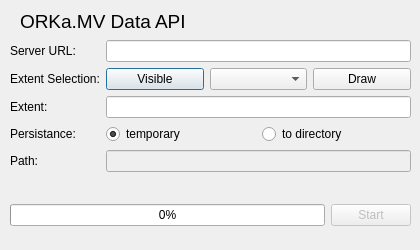
Old version of the form orkamv_data_api_plugin_dialog_base.ui in the repository terrestris/orkamv-data-api-plugin.
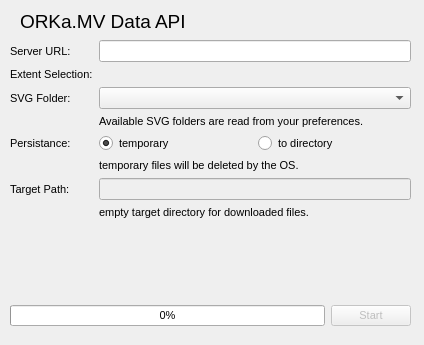
New version of the form. Custom widgets are drawn as their Qt base class.

Commit message: Use QgsExtentWidget

```diff
--- a/orkamv_data_api_plugin_dialog_base.ui
+++ b/orkamv_data_api_plugin_dialog_base.ui
@@ -6,10 +6,15 @@
    <rect>
     <x>0</x>
     <y>0</y>
-    <width>420</width>
-    <height>250</height>
+    <width>424</width>
+    <height>345</height>
    </rect>
   </property>
+  <property name="font">
+   <font>
+    <pointsize>8</pointsize>
+   </font>
+  </property>
   <property name="windowTitle">
    <string>ORKa.MV Data API</string>
   </property>
@@ -19,7 +24,7 @@
      <x>10</x>
      <y>40</y>
      <width>401</width>
-     <height>151</height>
+     <height>240</height>
     </rect>
    </property>
    <layout class="QFormLayout" name="form_layout">
@@ -44,45 +49,31 @@
       </property>
      </widget>
     </item>
-    <item row="1" column="1">
-     <layout class="QHBoxLayout" name="extent_selection_layout">
-      <item>
-       <widget class="QPushButton" name="visible_extent_button">
-        <property name="text">
-         <string>Visible</string>
-        </property>
-       </widget>
-      </item>
-      <item>
-       <widget class="QComboBox" name="layer_extent_combo_box"/>
-      </item>
-      <item>
-       <widget class="QPushButton" name="draw_extent_button">
-        <property name="text">
-         <string>Draw</string>
-        </property>
-       </widget>
-      </item>
-     </layout>
-    </item>
     <item row="2" column="0">
      <widget class="QLabel" name="extent_edit_label">
       <property name="text">
-       <string>Extent:</string>
+       <string>SVG Folder:</string>
       </property>
      </widget>
     </item>
     <item row="2" column="1">
-     <widget class="QLineEdit" name="extent_edit"/>
+     <widget class="QComboBox" name="svg_combo_box"/>
     </item>
-    <item row="3" column="0">
+    <item row="3" column="1">
+     <widget class="QLabel" name="svg_help">
+      <property name="text">
+       <string>Available SVG folders are read from your preferences.</string>
+      </property>
+     </widget>
+    </item>
+    <item row="4" column="0">
      <widget class="QLabel" name="persistance_label">
       <property name="text">
        <string>Persistance:</string>
       </property>
      </widget>
     </item>
-    <item row="3" column="1">
+    <item row="4" column="1">
      <layout class="QHBoxLayout" name="persistance_layout">
       <item>
        <widget class="QRadioButton" name="persistance_radio_temporary">
@@ -103,14 +94,26 @@
       </item>
      </layout>
     </item>
-    <item row="4" column="0">
+    <item row="5" column="1">
+     <widget class="QLabel" name="persistance_help">
+      <property name="font">
+       <font>
+        <pointsize>8</pointsize>
+       </font>
+      </property>
+      <property name="text">
+       <string>temporary files will be deleted by the OS.</string>
+      </property>
+     </widget>
+    </item>
+    <item row="6" column="0">
      <widget class="QLabel" name="persistance_path_label">
       <property name="text">
-       <string>Path:</string>
+       <string>Target Path:</string>
       </property>
      </widget>
     </item>
-    <item row="4" column="1">
+    <item row="6" column="1">
      <widget class="QLineEdit" name="persistance_path_edit">
       <property name="enabled">
        <bool>false</bool>
@@ -120,6 +123,21 @@
       </property>
      </widget>
     </item>
+    <item row="7" column="1">
+     <widget class="QLabel" name="path_help">
+      <property name="font">
+       <font>
+        <pointsize>8</pointsize>
+       </font>
+      </property>
+      <property name="text">
+       <string>empty target directory for downloaded files.</string>
+      </property>
+     </widget>
+    </item>
+    <item row="1" column="1">
+     <widget class="QgsExtentWidget" name="extent_widget" native="true"/>
+    </item>
    </layout>
   </widget>
   <widget class="QLabel" name="title_label">
@@ -147,7 +165,7 @@
    <property name="geometry">
     <rect>
      <x>10</x>
-     <y>200</y>
+     <y>300</y>
      <width>401</width>
      <height>31</height>
     </rect>
@@ -185,6 +203,14 @@
    </layout>
   </widget>
  </widget>
+ <customwidgets>
+  <customwidget>
+   <class>QgsExtentWidget</class>
+   <extends>QWidget</extends>
+   <header>/usr/include/qgis/qgsextentwidget.h</header>
+   <container>1</container>
+  </customwidget>
+ </customwidgets>
  <resources/>
  <connections/>
 </ui>
```
Left out of the diff: 2 changed lines with no effect on the pictures. The commit also changes 6 other files.
